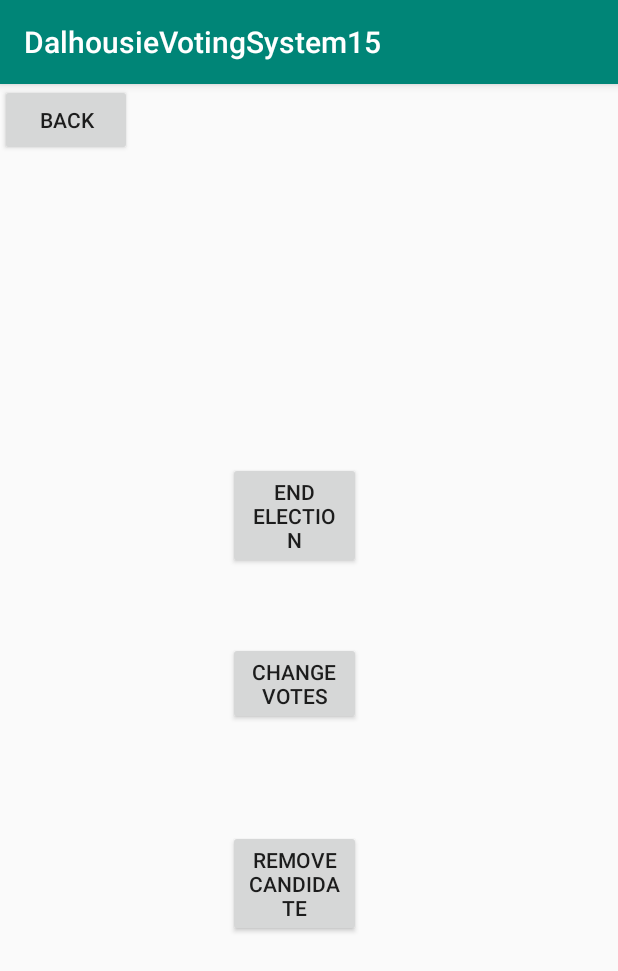
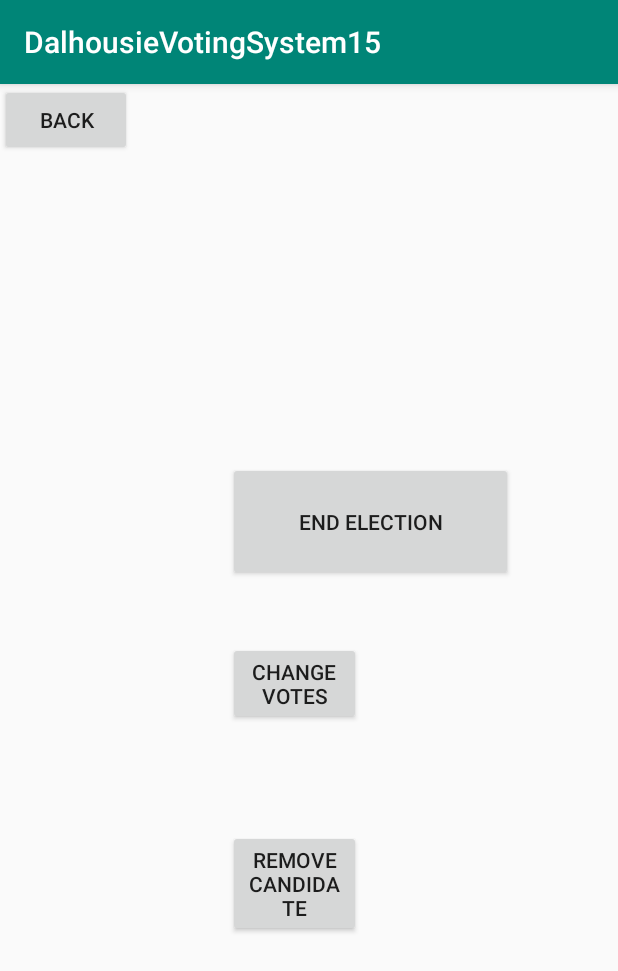
Before and after one commit to Blakepatri/ElectionApp, an Android app: the Administer_StudentControl screen opened directly, with no data from a screen before it, after a tap on "END ELECTION", on a phone screen of 412 x 824 dp. Shown: the top 971 px of the screen. Run offline under Robolectric (Android 15) with nearby library versions, the phone set to English and light mode, and no system bars.

```diff
--- a/DalhousieVotingSystem15/app/src/main/java/com/example/dalhousievotingsystem15/Administer_StudentControl.java
+++ b/DalhousieVotingSystem15/app/src/main/java/com/example/dalhousievotingsystem15/Administer_StudentControl.java
@@ -1,7 +1,9 @@
 package com.example.dalhousievotingsystem15;
 
 import androidx.appcompat.app.AppCompatActivity;
-import androidx.appcompat.app.AppCompatActivity;
+import androidx.annotation.NonNull;
+
+import android.content.Intent;
 import android.os.Bundle;
 import android.view.View;
 import android.widget.Button;
@@ -16,15 +18,28 @@ public class Administer_StudentControl extends AppCompatActivity {
         return popup;
     }
 
+    public void setPopup(boolean popup) {
+        this.popup = popup;
+    }
+    public void endElec() {
+        popup = true;
+    }
+
+    private Button endElec;
+
     @Override
     protected void onCreate(Bundle savedInstanceState) {
         super.onCreate(savedInstanceState);
         setContentView(R.layout.activity_administer_student_control);
-    }
+        endElec = (Button) findViewById(R.id.endElec);
 
-    public void endelec(View v){
-        popup=true;
 
+        endElec.setOnClickListener(new View.OnClickListener() {
+            @Override
+            public void onClick(View v) {
+                setPopup(true);
+            }
+        });
 
     }
 }
--- a/DalhousieVotingSystem15/app/src/main/java/com/example/dalhousievotingsystem15/Student_Login.java
+++ b/DalhousieVotingSystem15/app/src/main/java/com/example/dalhousievotingsystem15/Student_Login.java
@@ -28,7 +28,7 @@ public class Student_Login extends AppCompatActivity {
         logOut=(Button)findViewById(R.id.LogOut);
         temp=(Button)findViewById(R.id.vote);
         String message = "Election Has Ended";
-        Snackbar mySnackbar = Snackbar.make(findViewById(R.id.myLayout), R.string.message, Snackbar.LENGTH_LONG);
+        Snackbar mySnackbar = Snackbar.make(findViewById(R.id.myLayout), message, Snackbar.LENGTH_LONG);
         if(pop){
             mySnackbar.show();
         }
--- a/DalhousieVotingSystem15/app/src/main/res/layout/activity_administer_student_control.xml
+++ b/DalhousieVotingSystem15/app/src/main/res/layout/activity_administer_student_control.xml
@@ -15,14 +15,13 @@
         android:text="Back" />
 
     <Button
-        android:id="@+id/button"
-        android:layout_width="wrap_content"
-        android:layout_height="wrap_content"
+        android:id="@+id/endElec"
+        android:layout_width="190dp"
+        android:layout_height="79dp"
         android:layout_marginStart="152dp"
         android:layout_marginTop="252dp"
         android:layout_marginEnd="171dp"
         android:layout_marginBottom="431dp"
-        android:onClick="endelec"
         android:text="End election" />
 
     <Button
--- a/DalhousieVotingSystem15/app/src/main/res/layout/activity_notification.xml
+++ b/DalhousieVotingSystem15/app/src/main/res/layout/activity_notification.xml
@@ -7,7 +7,7 @@
     android:orientation="vertical">
 
     <Button
-        android:id="@+id/button"
+        android:id="@+id/endElec"
         android:layout_width="wrap_content"
         android:layout_height="wrap_content"
         android:layout_marginStart="152dp"
```
Also changed, not shown: DalhousieVotingSystem15/app/src/main/java/com/example/dalhousievotingsystem15/Administer_LogIn.java (+8 -0 lines).
